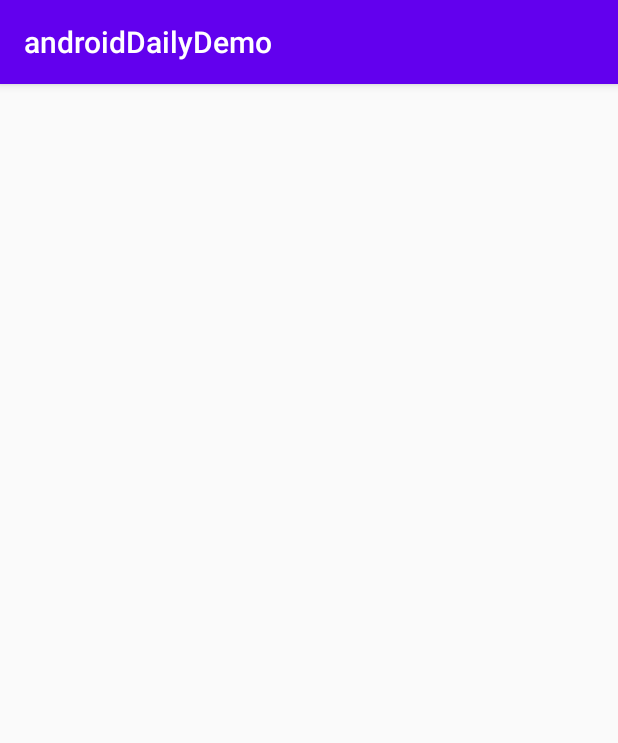
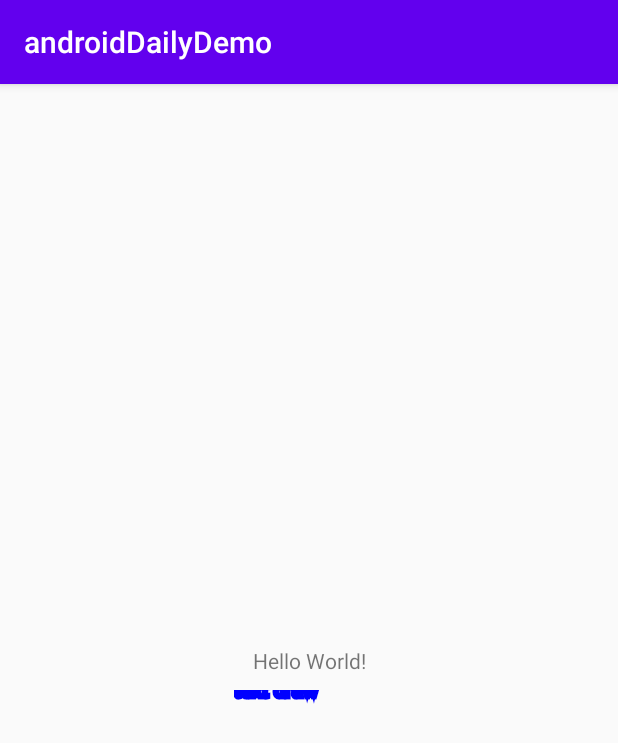
Before and after one commit to yxhuangCH/AndroidDemo, an Android app: the MainActivity screen opened directly, with no data from a screen before it, on a phone screen of 412 x 824 dp. Shown: the top 743 px of the screen. Run offline under Robolectric (Android 15) with nearby library versions, the phone set to English and light mode, and no system bars.

```diff
--- a/androidDailyDemo/app/build.gradle
+++ b/androidDailyDemo/app/build.gradle
@@ -1,4 +1,5 @@
 apply plugin: 'com.android.application'
+apply from: "kotlin_config.gradle"
 
 android {
     compileSdkVersion 30
@@ -6,7 +7,7 @@ android {
 
     defaultConfig {
         applicationId "com.yxhuang.androiddailydemo"
-        minSdkVersion 16
+        minSdkVersion 21
         targetSdkVersion 30
         versionCode 1
         versionName "1.0"
--- a/androidDailyDemo/app/src/main/java/com/yxhuang/androiddailydemo/MainActivity.java
+++ b/androidDailyDemo/app/src/main/java/com/yxhuang/androiddailydemo/MainActivity.java
@@ -11,7 +11,7 @@ public class MainActivity extends AppCompatActivity {
     @Override
     protected void onCreate(Bundle savedInstanceState) {
         super.onCreate(savedInstanceState);
-        setContentView(R.layout.anim_activity_layout);
+        setContentView(R.layout.activity_main);
 
     }
 
--- a/androidDailyDemo/app/src/main/java/com/yxhuang/androiddailydemo/anim/AnimActivity.java
+++ b/androidDailyDemo/app/src/main/java/com/yxhuang/androiddailydemo/anim/AnimActivity.java
@@ -31,7 +31,7 @@ public class AnimActivity extends Activity {
 
     private void initView(){
 
-        int textColor = getResources().getColor(R.color.colorAccent)
+        int textColor = getResources().getColor(R.color.colorAccent);
 
 
         RelativeLayout contentLayout = findViewById(R.id.llAnim);
@@ -42,13 +42,9 @@ public class AnimActivity extends Activity {
         tvSpeedText.setTextColor(textColor);
 
         RelativeLayout.LayoutParams speedLayoutParams = new RelativeLayout.LayoutParams(60, 60);
-        speedLayoutParams.addRule();
 
         contentLayout.addView(tvSpeedText, speedLayoutParams);
 
 
-
-
-
     }
 }
--- /dev/null
+++ b/androidDailyDemo/app/src/main/java/com/yxhuang/androiddailydemo/draw/CustomDrawTextView.java
@@ -0,0 +1,57 @@
+package com.yxhuang.androiddailydemo.draw;
+
+import android.content.Context;
+import android.graphics.Canvas;
+import android.graphics.Color;
+import android.graphics.Paint;
+import android.util.AttributeSet;
+import android.view.View;
+
+import androidx.annotation.Nullable;
+
+/**
+ * Created by yxhuang
+ * Date: 2021/1/8
+ * Description: 自定义绘制 textView
+ */
+public class CustomDrawTextView extends View {
+
+    private Paint mPaint;
+
+    public CustomDrawTextView(Context context) {
+        super(context);
+        init(context);
+    }
+
+    public CustomDrawTextView(Context context, @Nullable AttributeSet attrs) {
+        super(context, attrs);
+        init(context);
+    }
+
+    public CustomDrawTextView(Context context, @Nullable AttributeSet attrs, int defStyleAttr) {
+        super(context, attrs, defStyleAttr);
+        init(context);
+    }
+
+    private void init(Context context){
+        mPaint = new Paint();
+
+    }
+
+    @Override
+    protected void onDraw(Canvas canvas) {
+        int width = getWidth();
+        int height = getHeight();
+
+        mPaint.setColor(Color.BLUE);
+        mPaint.setStyle(Paint.Style.STROKE);
+        mPaint.setStrokeWidth(5);
+        mPaint.setTextSize(20f);
+
+        Paint.FontMetrics fm = mPaint.getFontMetrics();
+        canvas.save();
+
+        canvas.drawText("text draw", 0, -(fm.ascent + fm.descent) / 2, mPaint);
+
+    }
+}
--- a/androidDailyDemo/app/src/main/res/layout/activity_main.xml
+++ b/androidDailyDemo/app/src/main/res/layout/activity_main.xml
@@ -7,6 +7,7 @@
     tools:context=".MainActivity">
 
     <TextView
+        android:id="@+id/tv_hello_word"
         android:layout_width="wrap_content"
         android:layout_height="wrap_content"
         android:text="Hello World!"
@@ -15,4 +16,13 @@
         app:layout_constraintRight_toRightOf="parent"
         app:layout_constraintTop_toTopOf="parent" />
 
+    <com.yxhuang.androiddailydemo.draw.CustomDrawTextView
+        android:layout_width="100dp"
+        android:layout_height="30dp"
+        app:layout_constraintLeft_toLeftOf="parent"
+        app:layout_constraintRight_toRightOf="parent"
+        android:layout_marginTop="10dp"
+        app:layout_constraintTop_toBottomOf="@id/tv_hello_word">
+    </com.yxhuang.androiddailydemo.draw.CustomDrawTextView>
+
 </androidx.constraintlayout.widget.ConstraintLayout>
--- a/androidDailyDemo/build.gradle
+++ b/androidDailyDemo/build.gradle
@@ -6,6 +6,7 @@ buildscript {
     }
     dependencies {
         classpath "com.android.tools.build:gradle:4.0.1"
+        classpath "org.jetbrains.kotlin:kotlin-gradle-plugin:$kotlin_version"
 
         // NOTE: Do not place your application dependencies here; they belong
         // in the individual module build.gradle files
```
Also changed, not shown: androidDailyDemo/app/kotlin_config.gradle (added, +47 -0 lines), androidDailyDemo/app/src/main/AndroidManifest.xml (+9 -1 lines), androidDailyDemo/app/src/main/java/com/yxhuang/androiddailydemo/recyler/ChildItem.kt (added, +16 -0 lines), androidDailyDemo/app/src/main/java/com/yxhuang/androiddailydemo/recyler/ChildVH.kt (added, +26 -0 lines), androidDailyDemo/app/src/main/java/com/yxhuang/androiddailydemo/recyler/GroupItem.kt (added, +15 -0 lines), androidDailyDemo/app/src/main/java/com/yxhuang/androiddailydemo/recyler/GroupVH.kt (added, +23 -0 lines), androidDailyDemo/app/src/main/java/com/yxhuang/androiddailydemo/recyler/Item.kt (added, +14 -0 lines), androidDailyDemo/app/src/main/java/com/yxhuang/androiddailydemo/recyler/ItemVH.kt (added, +15 -0 lines), androidDailyDemo/app/src/main/java/com/yxhuang/androiddailydemo/recyler/RecyclerActivity.kt (added, +52 -0 lines), androidDailyDemo/app/src/main/java/com/yxhuang/androiddailydemo/recyler/RecyclerViewAdapter.kt (added, +66 -0 lines), androidDailyDemo/app/src/main/java/com/yxhuang/androiddailydemo/recyler/Type.kt (added, +11 -0 lines), androidDailyDemo/app/src/main/res/layout/activity_recycler_view_layout.xml (added, +10 -0 lines), androidDailyDemo/gradle.properties (+7 -0 lines).
